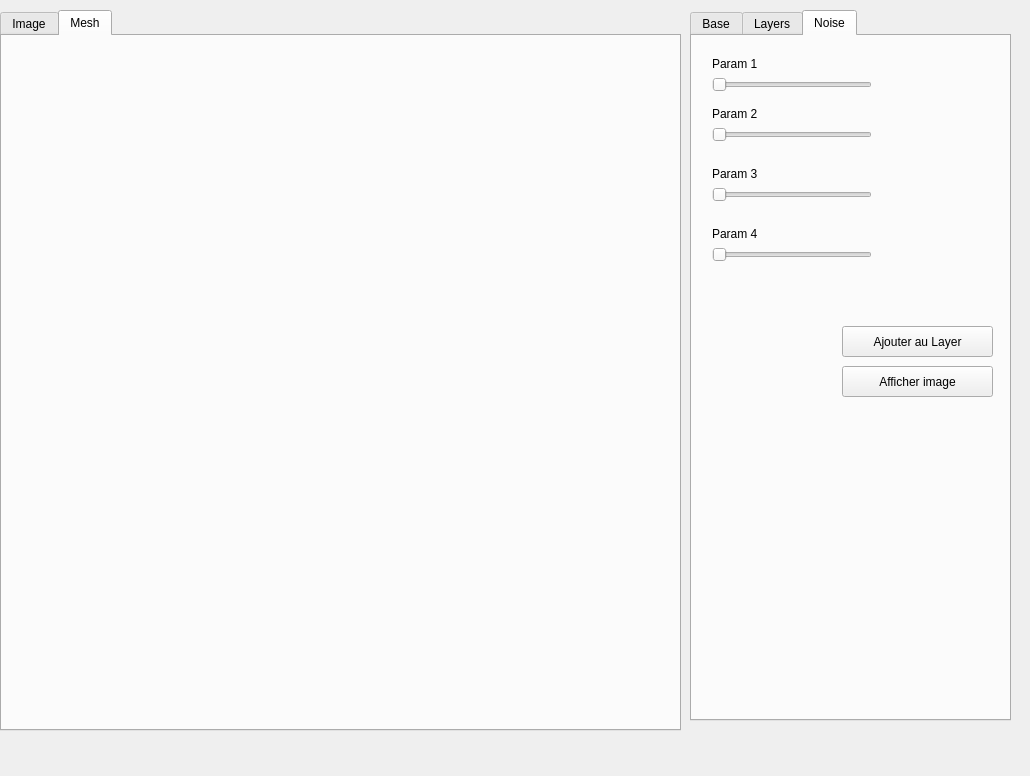
Qt form mainwindow.ui (Benji6974/GeoMod) before a commit.
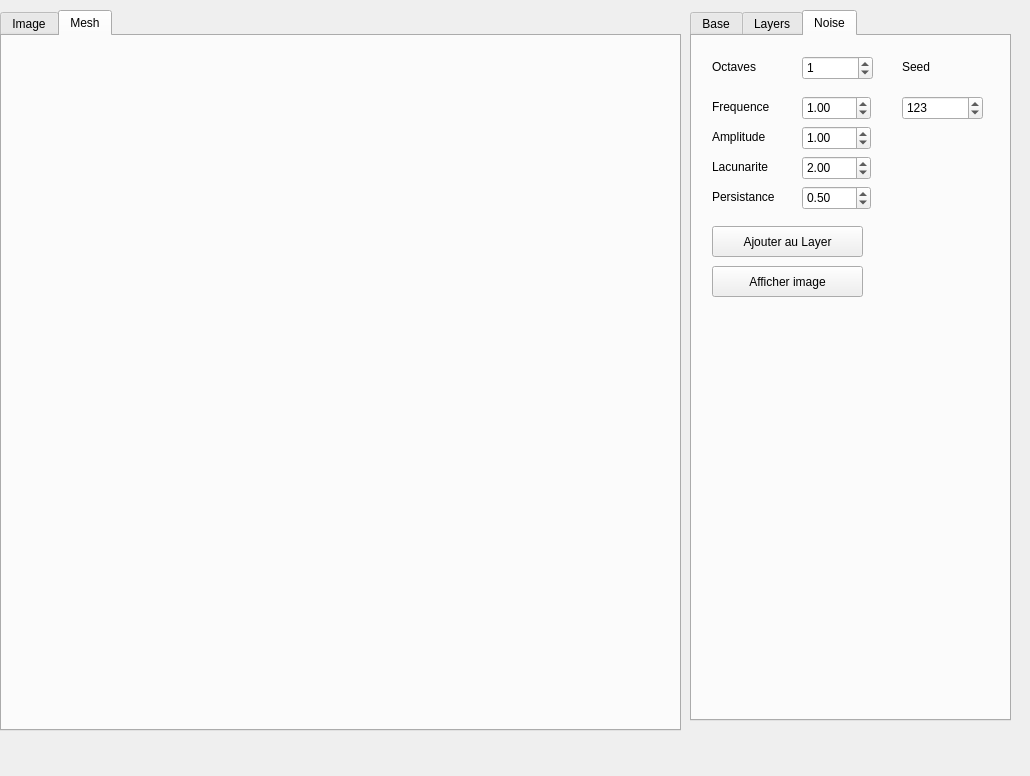
The same form after that commit. The open tabs and pages were chosen to show the change. Custom widgets are drawn as their Qt base class.

```diff
--- a/mainwindow.ui
+++ b/mainwindow.ui
@@ -507,115 +507,63 @@
      <attribute name="title">
       <string>Noise</string>
      </attribute>
-     <widget class="QSlider" name="horizontalSlider">
-      <property name="geometry">
-       <rect>
-        <x>20</x>
-        <y>40</y>
-        <width>160</width>
-        <height>18</height>
-       </rect>
-      </property>
-      <property name="orientation">
-       <enum>Qt::Horizontal</enum>
-      </property>
-     </widget>
-     <widget class="QSlider" name="horizontalSlider_2">
-      <property name="geometry">
-       <rect>
-        <x>20</x>
-        <y>90</y>
-        <width>160</width>
-        <height>18</height>
-       </rect>
-      </property>
-      <property name="orientation">
-       <enum>Qt::Horizontal</enum>
-      </property>
-     </widget>
-     <widget class="QSlider" name="horizontalSlider_3">
-      <property name="geometry">
-       <rect>
-        <x>20</x>
-        <y>150</y>
-        <width>160</width>
-        <height>18</height>
-       </rect>
-      </property>
-      <property name="orientation">
-       <enum>Qt::Horizontal</enum>
-      </property>
-     </widget>
-     <widget class="QSlider" name="horizontalSlider_4">
-      <property name="geometry">
-       <rect>
-        <x>20</x>
-        <y>210</y>
-        <width>160</width>
-        <height>18</height>
-       </rect>
-      </property>
-      <property name="orientation">
-       <enum>Qt::Horizontal</enum>
-      </property>
-     </widget>
      <widget class="QLabel" name="label_3">
       <property name="geometry">
        <rect>
         <x>20</x>
         <y>20</y>
-        <width>55</width>
-        <height>16</height>
+        <width>71</width>
+        <height>21</height>
        </rect>
       </property>
       <property name="text">
-       <string>Param 1</string>
+       <string>Octaves</string>
       </property>
      </widget>
      <widget class="QLabel" name="label_6">
       <property name="geometry">
        <rect>
         <x>20</x>
-        <y>70</y>
-        <width>55</width>
-        <height>16</height>
+        <y>60</y>
+        <width>81</width>
+        <height>21</height>
        </rect>
       </property>
       <property name="text">
-       <string>Param 2</string>
+       <string>Frequence</string>
       </property>
      </widget>
      <widget class="QLabel" name="label_7">
       <property name="geometry">
        <rect>
         <x>20</x>
-        <y>130</y>
-        <width>55</width>
-        <height>16</height>
+        <y>90</y>
+        <width>81</width>
+        <height>21</height>
        </rect>
       </property>
       <property name="text">
-       <string>Param 3</string>
+       <string>Amplitude</string>
       </property>
      </widget>
      <widget class="QLabel" name="label_8">
       <property name="geometry">
        <rect>
         <x>20</x>
-        <y>190</y>
-        <width>55</width>
-        <height>16</height>
+        <y>120</y>
+        <width>81</width>
+        <height>21</height>
        </rect>
       </property>
       <property name="text">
-       <string>Param 4</string>
+       <string>Lacunarite</string>
       </property>
      </widget>
      <widget class="QPushButton" name="btn_calcul_Tot_2">
       <property name="geometry">
        <rect>
-        <x>150</x>
-        <y>290</y>
+        <x>20</x>
+        <y>190</y>
         <width>151</width>
         <height>31</height>
        </rect>
@@ -627,8 +575,8 @@
      <widget class="QPushButton" name="btn_calcul_Tot_3">
       <property name="geometry">
        <rect>
-        <x>150</x>
-        <y>330</y>
+        <x>20</x>
+        <y>230</y>
         <width>151</width>
         <height>31</height>
        </rect>
@@ -637,6 +585,134 @@
        <string>Afficher image</string>
       </property>
      </widget>
+     <widget class="QSpinBox" name="spinBoxOctaves">
+      <property name="geometry">
+       <rect>
+        <x>110</x>
+        <y>20</y>
+        <width>71</width>
+        <height>24</height>
+       </rect>
+      </property>
+      <property name="maximum">
+       <number>50</number>
+      </property>
+      <property name="value">
+       <number>1</number>
+      </property>
+     </widget>
+     <widget class="QDoubleSpinBox" name="doubleSpinBoxFrequence">
+      <property name="geometry">
+       <rect>
+        <x>110</x>
+        <y>60</y>
+        <width>69</width>
+        <height>24</height>
+       </rect>
+      </property>
+      <property name="maximum">
+       <double>1000.000000000000000</double>
+      </property>
+      <property name="value">
+       <double>1.000000000000000</double>
+      </property>
+     </widget>
+     <widget class="QDoubleSpinBox" name="doubleSpinBoxAmplitude">
+      <property name="geometry">
+       <rect>
+        <x>110</x>
+        <y>90</y>
+        <width>69</width>
+        <height>24</height>
+       </rect>
+      </property>
+      <property name="maximum">
+       <double>1000.000000000000000</double>
+      </property>
+      <property name="value">
+       <double>1.000000000000000</double>
+      </property>
+     </widget>
+     <widget class="QDoubleSpinBox" name="doubleSpinBoxLacunarite">
+      <property name="geometry">
+       <rect>
+        <x>110</x>
+        <y>120</y>
+        <width>69</width>
+        <height>24</height>
+       </rect>
+      </property>
+      <property name="maximum">
+       <double>100.000000000000000</double>
+      </property>
+      <property name="singleStep">
+       <double>0.100000000000000</double>
+      </property>
+      <property name="value">
+       <double>2.000000000000000</double>
+      </property>
+     </widget>
+     <widget class="QDoubleSpinBox" name="doubleSpinBoxPersistance">
+      <property name="geometry">
+       <rect>
+        <x>110</x>
+        <y>150</y>
+        <width>69</width>
+        <height>24</height>
+       </rect>
+      </property>
+      <property name="maximum">
+       <double>10.000000000000000</double>
+      </property>
+      <property name="singleStep">
+       <double>0.100000000000000</double>
+      </property>
+      <property name="value">
+       <double>0.500000000000000</double>
+      </property>
+     </widget>
+     <widget class="QLabel" name="label_10">
+      <property name="geometry">
+       <rect>
+        <x>20</x>
+        <y>150</y>
+        <width>81</width>
+        <height>21</height>
+       </rect>
+      </property>
+      <property name="text">
+       <string>Persistance</string>
+      </property>
+     </widget>
+     <widget class="QLabel" name="label_11">
+      <property name="geometry">
+       <rect>
+        <x>210</x>
+        <y>20</y>
+        <width>71</width>
+        <height>21</height>
+       </rect>
+      </property>
+      <property name="text">
+       <string>Seed</string>
+      </property>
+     </widget>
+     <widget class="QSpinBox" name="spinBoxSeed">
+      <property name="geometry">
+       <rect>
+        <x>210</x>
+        <y>60</y>
+        <width>81</width>
+        <height>24</height>
+       </rect>
+      </property>
+      <property name="maximum">
+       <number>9999999</number>
+      </property>
+      <property name="value">
+       <number>123</number>
+      </property>
+     </widget>
     </widget>
    </widget>
   </widget>
```
Left out of the diff: 4 changed lines with no effect on the pictures.
